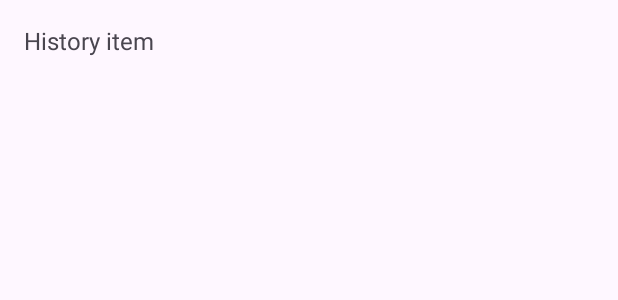
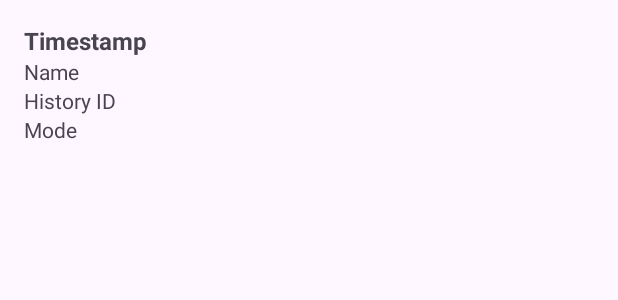
Before and after one commit to chnle3012/app_iot, an Android app: the layout item_history.xml on its own in the app's theme, with its tools: preview values and no code run, on a phone screen of 412 x 824 dp. Shown: the top 300 px of the screen. Run offline under Robolectric (Android 15) with nearby library versions, the phone set to English and light mode, and no system bars.

Commit message:
api call history test

```diff
--- a/app/src/main/res/layout/item_history.xml
+++ b/app/src/main/res/layout/item_history.xml
@@ -1,7 +1,36 @@
-<TextView xmlns:android="http://schemas.android.com/apk/res/android"
-    android:id="@+id/history_item_title"
+<LinearLayout
+    xmlns:android="http://schemas.android.com/apk/res/android"
     android:layout_width="match_parent"
     android:layout_height="wrap_content"
-    android:padding="16dp"
-    android:text="History item"
-    android:textSize="16sp"/>
+    android:orientation="vertical"
+    android:padding="16dp">
+
+    <TextView
+        android:id="@+id/history_item_title"
+        android:layout_width="match_parent"
+        android:layout_height="wrap_content"
+        android:text="Timestamp"
+        android:textSize="16sp"
+        android:textStyle="bold" />
+
+    <TextView
+        android:id="@+id/history_item_name"
+        android:layout_width="match_parent"
+        android:layout_height="wrap_content"
+        android:text="Name"
+        android:textSize="14sp" />
+
+    <TextView
+        android:id="@+id/history_item_id"
+        android:layout_width="match_parent"
+        android:layout_height="wrap_content"
+        android:text="History ID"
+        android:textSize="14sp" />
+
+    <TextView
+        android:id="@+id/history_item_mode"
+        android:layout_width="match_parent"
+        android:layout_height="wrap_content"
+        android:text="Mode"
+        android:textSize="14sp" />
+</LinearLayout>
```
Also changed, not shown: app/src/main/java/com/example/btl_iot/ui/history/HistoryAdapter.java (+20 -5 lines), app/src/main/java/com/example/btl_iot/ui/history/HistoryFragment.java (+17 -47 lines), app/src/main/res/layout/fragment_history.xml (+5 -42 lines).
